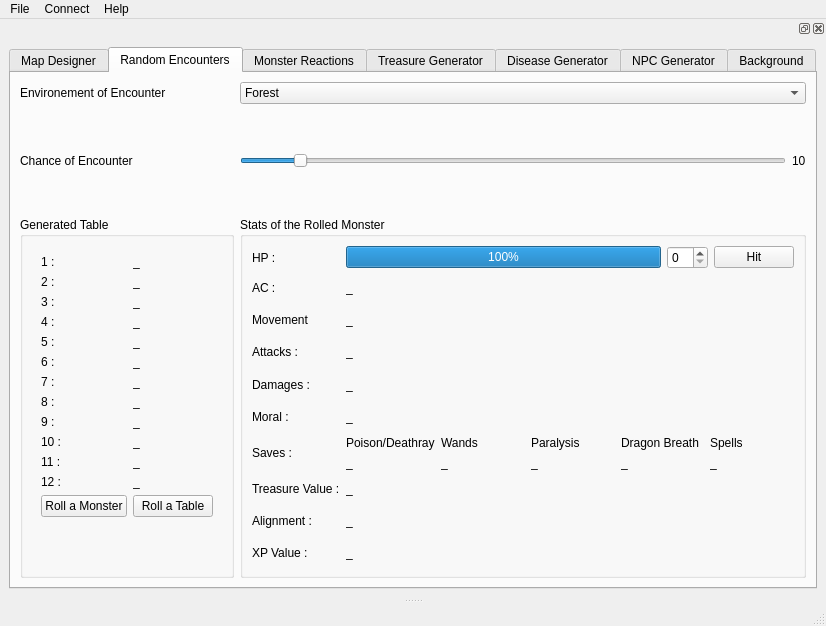
Before: the Qt Designer form UI/main_window.ui in sbordeyne/DnDApp, drawn with Qt 5.
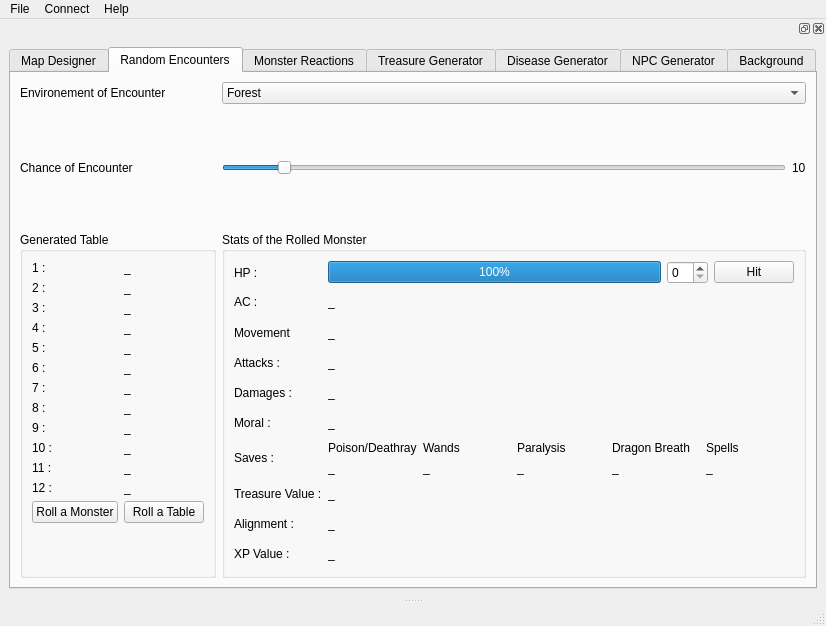
After: the same form once the commit is applied. The open tabs and pages were chosen to show the change. Icons and pictures are not drawn.

Commit message: reworked the gui, generated python libraries

```diff
--- a/UI/main_window.ui
+++ b/UI/main_window.ui
@@ -297,212 +297,200 @@
            </property>
           </widget>
          </item>
-         <item row="4" column="0" rowspan="3" alignment="Qt::AlignTop">
+         <item row="4" column="0" rowspan="3">
           <widget class="QGroupBox" name="group_generatedtable">
            <property name="title">
             <string>Generated Table</string>
            </property>
            <layout class="QGridLayout" name="gridLayout_4">
             <item row="0" column="0">
-             <widget class="QWidget" name="widget_2" native="true">
-              <layout class="QGridLayout" name="gridLayout_5">
+             <layout class="QFormLayout" name="layout_generatedtable">
+              <property name="fieldGrowthPolicy">
+               <enum>QFormLayout::AllNonFixedFieldsGrow</enum>
+              </property>
                <item row="0" column="0">
-                <widget class="QLabel" name="label_4">
+               <widget class="QLabel" name="label_generatedtable_1">
                  <property name="text">
                   <string>1 :</string>
                  </property>
                 </widget>
                </item>
-               <item row="16" column="0">
-                <widget class="QPushButton" name="pushButton">
+              <item row="0" column="1">
+               <widget class="QLabel" name="label_nameofrolledmonster_1">
                  <property name="text">
-                  <string>Roll a Monster</string>
+                 <string>_</string>
                  </property>
                 </widget>
                </item>
-               <item row="16" column="1">
-                <widget class="QPushButton" name="pushButton_2">
+              <item row="1" column="0">
+               <widget class="QLabel" name="label_generatedtable_2">
                  <property name="text">
-                  <string>Roll a Table</string>
+                 <string>2 :</string>
                  </property>
                 </widget>
                </item>
                <item row="1" column="1">
-                <widget class="QLabel" name="label_17">
+               <widget class="QLabel" name="label_nameofrolledmonster_2">
                  <property name="text">
                   <string>_</string>
                  </property>
                 </widget>
                </item>
+              <item row="2" column="0">
+               <widget class="QLabel" name="label_generatedtable_3">
+                <property name="text">
+                 <string>3 :</string>
+                </property>
+               </widget>
+              </item>
                <item row="2" column="1">
-                <widget class="QLabel" name="label_18">
+               <widget class="QLabel" name="label_nameofrolledmonster_3">
                  <property name="text">
                   <string>_</string>
                  </property>
                 </widget>
                </item>
+              <item row="3" column="0">
+               <widget class="QLabel" name="label_generatedtable_4">
+                <property name="text">
+                 <string>4 :</string>
+                </property>
+               </widget>
+              </item>
                <item row="3" column="1">
-                <widget class="QLabel" name="label_19">
+               <widget class="QLabel" name="label_nameofrolledmonster_4">
                  <property name="text">
                   <string>_</string>
                  </property>
                 </widget>
                </item>
+              <item row="4" column="0">
+               <widget class="QLabel" name="label_generatedtable_5">
+                <property name="text">
+                 <string>5 :</string>
+                </property>
+               </widget>
+              </item>
                <item row="4" column="1">
-                <widget class="QLabel" name="label_20">
+               <widget class="QLabel" name="label_nameofrolledmonster_5">
                  <property name="text">
                   <string>_</string>
                  </property>
                 </widget>
                </item>
-               <item row="13" column="0">
-                <widget class="QLabel" name="label_5">
+              <item row="5" column="0">
+               <widget class="QLabel" name="label_generatedtable_6">
                  <property name="text">
-                  <string>12 :</string>
+                 <string>6 :</string>
                  </property>
                 </widget>
                </item>
-               <item row="12" column="0">
-                <widget class="QLabel" name="label_6">
+              <item row="5" column="1">
+               <widget class="QLabel" name="label_nameofrolledmonster_6">
+                <property name="text">
+                 <string>_</string>
+                </property>
+               </widget>
+              </item>
+              <item row="6" column="0">
+               <widget class="QLabel" name="label_generatedtable_7">
+                <property name="text">
+                 <string>7 :</string>
+                </property>
+               </widget>
+              </item>
+              <item row="6" column="1">
+               <widget class="QLabel" name="label_nameofrolledmonster_7">
+                <property name="text">
+                 <string>_</string>
+                </property>
+               </widget>
+              </item>
+              <item row="7" column="0">
+               <widget class="QLabel" name="label_generatedtable_8">
+                <property name="text">
+                 <string>8 :</string>
+                </property>
+               </widget>
+              </item>
+              <item row="7" column="1">
+               <widget class="QLabel" name="label_nameofrolledmonster_8">
+                <property name="text">
+                 <string>_</string>
+                </property>
+               </widget>
+              </item>
+              <item row="8" column="0">
+               <widget class="QLabel" name="label_generatedtable_9">
+                <property name="text">
+                 <string>9 :</string>
+                </property>
+               </widget>
+              </item>
+              <item row="8" column="1">
+               <widget class="QLabel" name="label_nameofrolledmonster_9">
+                <property name="text">
+                 <string>_</string>
+                </property>
+               </widget>
+              </item>
+              <item row="9" column="0">
+               <widget class="QLabel" name="label_generatedtable_10">
+                <property name="text">
+                 <string>10 :</string>
+                </property>
+               </widget>
+              </item>
+              <item row="9" column="1">
+               <widget class="QLabel" name="label_nameofrolledmonster_10">
+                <property name="text">
+                 <string>_</string>
+                </property>
+               </widget>
+              </item>
+              <item row="10" column="0">
+               <widget class="QLabel" name="label_generatedtable_11">
                  <property name="text">
                   <string>11 :</string>
                  </property>
                 </widget>
                </item>
+              <item row="10" column="1">
+               <widget class="QLabel" name="label_nameofrolledmonster_11">
+                <property name="text">
+                 <string>_</string>
+                </property>
+               </widget>
+              </item>
                <item row="11" column="0">
-                <widget class="QLabel" name="label_7">
+               <widget class="QLabel" name="label_generatedtable_12">
                  <property name="text">
-                  <string>10 :</string>
-                 </property>
-                </widget>
-               </item>
-               <item row="9" column="0">
-                <widget class="QLabel" name="label_15">
-                 <property name="text">
-                  <string>9 :</string>
-                 </property>
-                </widget>
-               </item>
-               <item row="8" column="0">
-                <widget class="QLabel" name="label_8">
-                 <property name="text">
-                  <string>8 :</string>
-                 </property>
-                </widget>
-               </item>
-               <item row="7" column="0">
-                <widget class="QLabel" name="label_14">
-                 <property name="text">
-                  <string>7 :</string>
-                 </property>
-                </widget>
-               </item>
-               <item row="6" column="0">
-                <widget class="QLabel" name="label_9">
-                 <property name="text">
-                  <string>6 :</string>
-                 </property>
-                </widget>
-               </item>
-               <item row="4" column="0">
-                <widget class="QLabel" name="label_13">
-                 <property name="text">
-                  <string>5 :</string>
-                 </property>
-                </widget>
-               </item>
-               <item row="3" column="0">
-                <widget class="QLabel" name="label_12">
-                 <property name="text">
-                  <string>4 :</string>
-                 </property>
-                </widget>
-               </item>
-               <item row="2" column="0">
-                <widget class="QLabel" name="label_10">
-                 <property name="text">
-                  <string>3 :</string>
-                 </property>
-                </widget>
-               </item>
-               <item row="1" column="0">
-                <widget class="QLabel" name="label_11">
-                 <property name="text">
-                  <string>2 :</string>
-                 </property>
-                </widget>
-               </item>
-               <item row="0" column="1">
-                <widget class="QLabel" name="label_16">
-                 <property name="text">
-                  <string>_</string>
-                 </property>
-                </widget>
-               </item>
-               <item row="6" column="1">
-                <widget class="QLabel" name="label_21">
-                 <property name="text">
-                  <string>_</string>
-                 </property>
-                </widget>
-               </item>
-               <item row="7" column="1">
-                <widget class="QLabel" name="label_22">
-                 <property name="text">
-                  <string>_</string>
-                 </property>
-                </widget>
-               </item>
-               <item row="8" column="1">
-                <widget class="QLabel" name="label_23">
-                 <property name="text">
-                  <string>_</string>
-                 </property>
-                </widget>
-               </item>
-               <item row="9" column="1">
-                <widget class="QLabel" name="label_24">
-                 <property name="text">
-                  <string>_</string>
+                 <string>12 :</string>
                  </property>
                 </widget>
                </item>
                <item row="11" column="1">
-                <widget class="QLabel" name="label_25">
+               <widget class="QLabel" name="label_nameofrolledmonster_12">
                  <property name="text">
                   <string>_</string>
                  </property>
                 </widget>
                </item>
+              <item row="12" column="0">
+               <widget class="QPushButton" name="button_rollamonster">
+                <property name="text">
+                 <string>Roll a Monster</string>
+                </property>
+               </widget>
+              </item>
                <item row="12" column="1">
-                <widget class="QLabel" name="label_26">
+               <widget class="QPushButton" name="button_rollatable">
                  <property name="text">
-                  <string>_</string>
+                 <string>Roll a Table</string>
                  </property>
                 </widget>
                </item>
-               <item row="13" column="1">
-                <widget class="QLabel" name="label_27">
-                 <property name="text">
-                  <string>_</string>
-                 </property>
-                </widget>
-               </item>
-               <item row="17" column="0">
-                <spacer name="verticalSpacer_2">
-                 <property name="orientation">
-                  <enum>Qt::Vertical</enum>
-                 </property>
-                 <property name="sizeHint" stdset="0">
-                  <size>
-                   <width>20</width>
-                   <height>40</height>
-                  </size>
-                 </property>
-                </spacer>
-               </item>
-              </layout>
-             </widget>
+             </layout>
             </item>
            </layout>
           </widget>
```
Left out of the diff: 249 changed lines with no effect on the pictures. Lines whose indentation alone changed are shown as unchanged. The commit also changes 7 other files.
